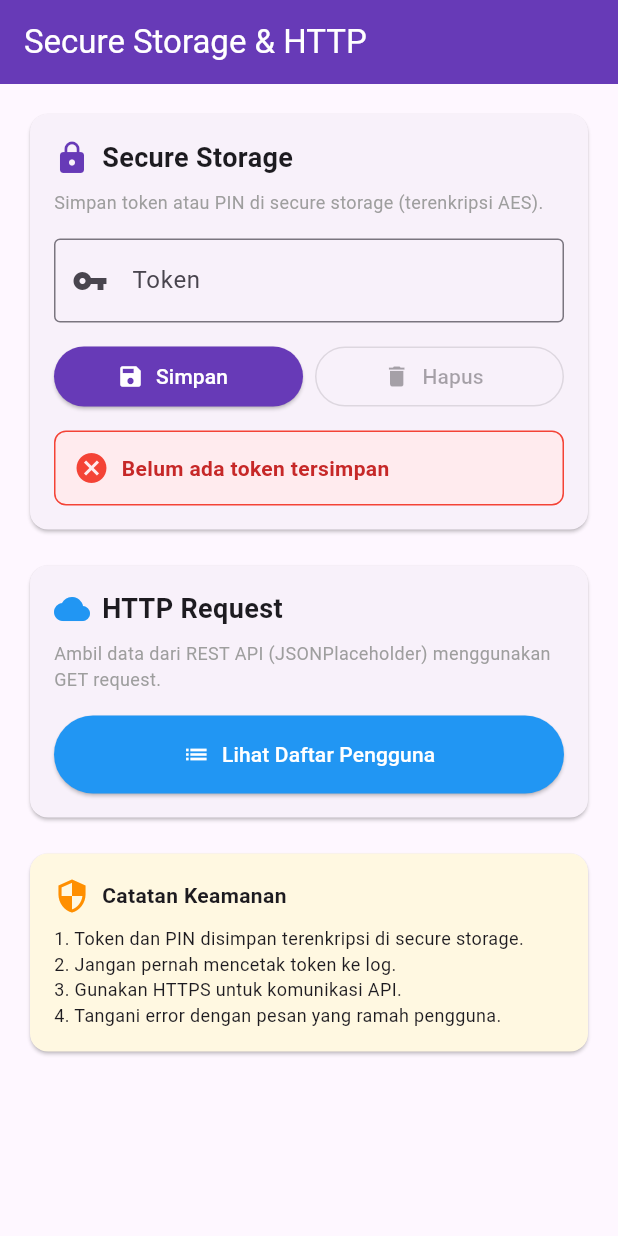
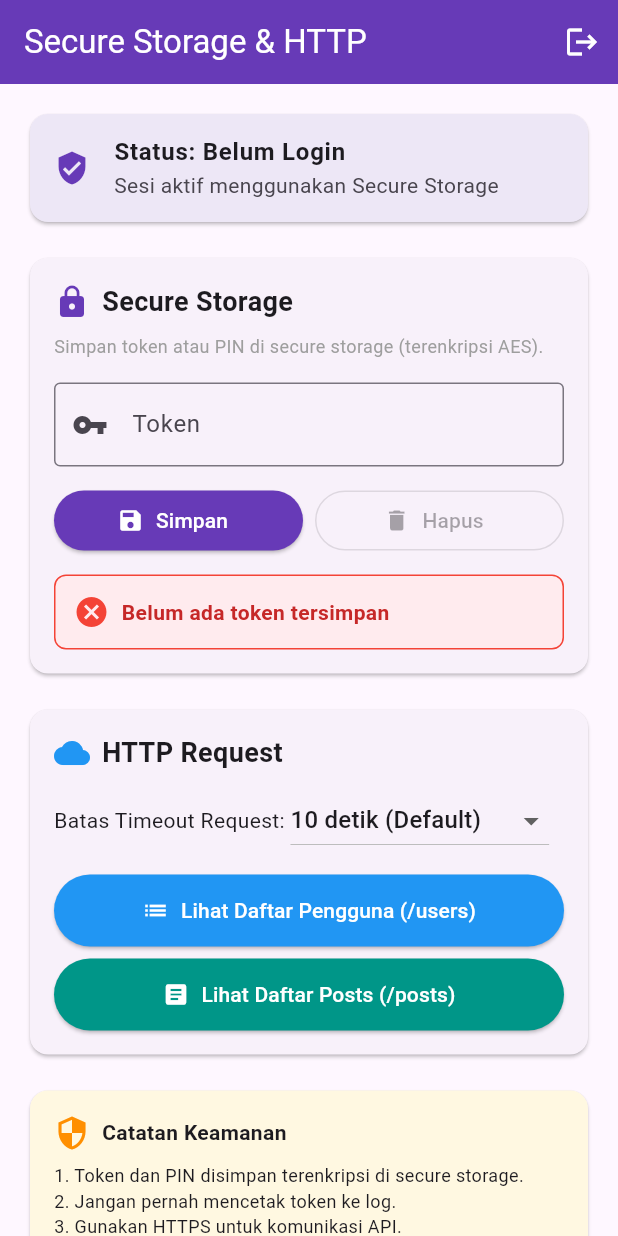
Before and after one commit to Dav-Serv/Pemrograman-Mobile, a Flutter app: the screen it shows after launch, on a phone screen of 412 x 824 dp. Run offline on Flutter 3.47's test engine with Material 3 defaults, Android fonts, the phone set to English and light mode, and no system bars; our stand-ins replace flutter_secure_storage.

Commit message:
latihan 1-5

```diff
--- a/lib/screens/home_screen.dart
+++ b/lib/screens/home_screen.dart
@@ -1,9 +1,13 @@
 import 'package:flutter/material.dart';
 import '../services/secure_storage_service.dart';
+import 'login_screen.dart';
+import 'post_list_screen.dart';
 import 'user_list_screen.dart';
 
 class HomeScreen extends StatefulWidget {
-  const HomeScreen({super.key});
+  final String? userEmail;
+  const HomeScreen({super.key, this.userEmail});
+
   @override
   State<HomeScreen> createState() => _HomeScreenState();
 }
@@ -13,6 +17,8 @@ class _HomeScreenState extends State<HomeScreen> {
   final TextEditingController _tokenController = TextEditingController();
   String? _savedToken;
   bool _hasToken = false;
+  int _selectedTimeout = 10;
+
   @override
   void initState() {
     super.initState();
@@ -44,9 +50,11 @@ class _HomeScreenState extends State<HomeScreen> {
       );
       return;
     }
+
     await _storageService.saveToken(_tokenController.text.trim());
     _tokenController.clear();
     await _checkToken();
+
     if (mounted) {
       ScaffoldMessenger.of(context).showSnackBar(
         const SnackBar(
@@ -60,6 +68,7 @@ class _HomeScreenState extends State<HomeScreen> {
   Future<void> _deleteToken() async {
     await _storageService.deleteToken();
     await _checkToken();
+
     if (mounted) {
       ScaffoldMessenger.of(context).showSnackBar(
         const SnackBar(
@@ -70,6 +79,40 @@ class _HomeScreenState extends State<HomeScreen> {
     }
   }
 
+  // Latihan 2: Konfirmasi Logout dengan showDialog
+  Future<void> _confirmLogout() async {
+    final confirm = await showDialog<bool>(
+      context: context,
+      builder: (context) => AlertDialog(
+        title: const Text('Konfirmasi Logout'),
+        content: const Text(
+          'Apakah Anda yakin ingin keluar dan menghapus token dari secure storage?',
+        ),
+        actions: [
+          TextButton(
+            onPressed: () => Navigator.pop(context, false),
+            child: const Text('Batal'),
+          ),
+          ElevatedButton(
+            onPressed: () => Navigator.pop(context, true),
+            style: ElevatedButton.styleFrom(backgroundColor: Colors.red),
+            child: const Text('Logout', style: TextStyle(color: Colors.white)),
+          ),
+        ],
+      ),
+    );
+
+    if (confirm == true) {
+      await _storageService.deleteToken();
+      if (mounted) {
+        Navigator.pushReplacement(
+          context,
+          MaterialPageRoute(builder: (context) => const LoginScreen()),
+        );
+      }
+    }
+  }
+
   @override
   Widget build(BuildContext context) {
     return Scaffold(
@@ -77,6 +120,13 @@ class _HomeScreenState extends State<HomeScreen> {
         title: const Text('Secure Storage & HTTP'),
         backgroundColor: Colors.deepPurple,
         foregroundColor: Colors.white,
+        actions: [
+          IconButton(
+            icon: const Icon(Icons.logout),
+            tooltip: 'Logout',
+            onPressed: _confirmLogout,
+          ),
+        ],
       ),
       body: SingleChildScrollView(
         child: Padding(
@@ -84,6 +134,24 @@ class _HomeScreenState extends State<HomeScreen> {
           child: Column(
             crossAxisAlignment: CrossAxisAlignment.stretch,
             children: [
+              // Status Login (Latihan 1)
+              Card(
+                color: Colors.deepPurple[50],
+                child: ListTile(
+                  leading: const Icon(Icons.verified_user, color: Colors.deepPurple),
+                  title: Text(
+                    _hasToken ? 'Status: Terautentikasi' : 'Status: Belum Login',
+                    style: const TextStyle(fontWeight: FontWeight.bold),
+                  ),
+                  subtitle: Text(
+                    widget.userEmail != null
+                        ? 'Akun: ${widget.userEmail}'
+                        : 'Sesi aktif menggunakan Secure Storage',
+                  ),
+                ),
+              ),
+              const SizedBox(height: 16),
+
               // Section 1: Secure Storage
               Card(
                 child: Padding(
@@ -91,11 +159,11 @@ class _HomeScreenState extends State<HomeScreen> {
                   child: Column(
                     crossAxisAlignment: CrossAxisAlignment.start,
                     children: [
-                      Row(
+                      const Row(
                         children: [
-                          const Icon(Icons.lock, color: Colors.deepPurple),
-                          const SizedBox(width: 8),
-                          const Text(
+                          Icon(Icons.lock, color: Colors.deepPurple),
+                          SizedBox(width: 8),
+                          Text(
                             'Secure Storage',
                             style: TextStyle(
                               fontSize: 18,
@@ -104,16 +172,12 @@ class _HomeScreenState extends State<HomeScreen> {
                           ),
                         ],
                       ),
-
                       const SizedBox(height: 8),
-
                       const Text(
                         'Simpan token atau PIN di secure storage (terenkripsi AES).',
                         style: TextStyle(fontSize: 12, color: Colors.grey),
                       ),
-
                       const SizedBox(height: 16),
-
                       TextField(
                         controller: _tokenController,
                         decoration: const InputDecoration(
@@ -123,9 +187,7 @@ class _HomeScreenState extends State<HomeScreen> {
                           border: OutlineInputBorder(),
                         ),
                       ),
-
                       const SizedBox(height: 12),
-
                       Row(
                         children: [
                           Expanded(
@@ -139,9 +201,7 @@ class _HomeScreenState extends State<HomeScreen> {
                               ),
                             ),
                           ),
-
                           const SizedBox(width: 8),
-
                           Expanded(
                             child: OutlinedButton.icon(
                               onPressed: _hasToken ? _deleteToken : null,
@@ -151,14 +211,11 @@ class _HomeScreenState extends State<HomeScreen> {
                           ),
                         ],
                       ),
-
                       const SizedBox(height: 12),
-
                       Container(
                         padding: const EdgeInsets.all(12),
                         decoration: BoxDecoration(
                           color: _hasToken ? Colors.green[50] : Colors.red[50],
-
                           borderRadius: BorderRadius.circular(8),
                           border: Border.all(
                             color: _hasToken ? Colors.green : Colors.red,
@@ -170,15 +227,12 @@ class _HomeScreenState extends State<HomeScreen> {
                               _hasToken ? Icons.check_circle : Icons.cancel,
                               color: _hasToken ? Colors.green : Colors.red,
                             ),
-
                             const SizedBox(width: 8),
-
                             Expanded(
                               child: Text(
                                 _hasToken
-                                    ? 'Token tersimpan: ${_savedToken!}...'
+                                    ? 'Token tersimpan: ${_savedToken!.length > 10 ? '${_savedToken!.substring(0, 10)}...' : _savedToken}'
                                     : 'Belum ada token tersimpan',
-
                                 style: TextStyle(
                                   color: _hasToken
                                       ? Colors.green[800]
@@ -195,18 +249,19 @@ class _HomeScreenState extends State<HomeScreen> {
                 ),
               ),
               const SizedBox(height: 16),
-              // Section 2: HTTP Request
+
+              // Section 2: HTTP Request (Latihan 3, 4, & 5)
               Card(
                 child: Padding(
                   padding: const EdgeInsets.all(16.0),
                   child: Column(
                     crossAxisAlignment: CrossAxisAlignment.start,
                     children: [
-                      Row(
+                      const Row(
                         children: [
-                          const Icon(Icons.cloud, color: Colors.blue),
-                          const SizedBox(width: 8),
-                          const Text(
+                          Icon(Icons.cloud, color: Colors.blue),
+                          SizedBox(width: 8),
+                          Text(
                             'HTTP Request',
                             style: TextStyle(
                               fontSize: 18,
@@ -215,17 +270,24 @@ class _HomeScreenState extends State<HomeScreen> {
                           ),
                         ],
                       ),
-
                       const SizedBox(height: 8),
-
-                      const Text(
-                        'Ambil data dari REST API (JSONPlaceholder) menggunakan GET request.',
-
-                        style: TextStyle(fontSize: 12, color: Colors.grey),
+                      Row(
+                        children: [
+                          const Text('Batas Timeout Request: '),
+                          DropdownButton<int>(
+                            value: _selectedTimeout,
+                            items: const [
+                              DropdownMenuItem(value: 1, child: Text('1 detik (Uji Timeout)')),
+                              DropdownMenuItem(value: 5, child: Text('5 detik')),
+                              DropdownMenuItem(value: 10, child: Text('10 detik (Default)')),
+                            ],
+                            onChanged: (val) {
+                              if (val != null) setState(() => _selectedTimeout = val);
+                            },
+                          ),
+                        ],
                       ),
-
-                      const SizedBox(height: 16),
-
+                      const SizedBox(height: 12),
                       SizedBox(
                         width: double.infinity,
                         child: ElevatedButton.icon(
@@ -233,18 +295,39 @@ class _HomeScreenState extends State<HomeScreen> {
                             Navigator.push(
                               context,
                               MaterialPageRoute(
-                                builder: (context) => const UserListScreen(),
+                                builder: (context) => UserListScreen(
+                                  timeout: Duration(seconds: _selectedTimeout),
+                                ),
                               ),
                             );
                           },
-
                           icon: const Icon(Icons.list),
-
-                          label: const Text('Lihat Daftar Pengguna'),
+                          label: const Text('Lihat Daftar Pengguna (/users)'),
                           style: ElevatedButton.styleFrom(
                             backgroundColor: Colors.blue,
                             foregroundColor: Colors.white,
-                            padding: const EdgeInsets.symmetric(vertical: 16),
+                            padding: const EdgeInsets.symmetric(vertical: 14),
+                          ),
+                        ),
+                      ),
+                      const SizedBox(height: 8),
+                      SizedBox(
+                        width: double.infinity,
+                        child: ElevatedButton.icon(
+                          onPressed: () {
+                            Navigator.push(
+                              context,
+                              MaterialPageRoute(
+                                builder: (context) => const PostListScreen(),
+                              ),
+                            );
+                          },
+                          icon: const Icon(Icons.article),
+                          label: const Text('Lihat Daftar Posts (/posts)'),
+                          style: ElevatedButton.styleFrom(
+                            backgroundColor: Colors.teal,
+                            foregroundColor: Colors.white,
+                            padding: const EdgeInsets.symmetric(vertical: 14),
                           ),
                         ),
                       ),
@@ -253,6 +336,7 @@ class _HomeScreenState extends State<HomeScreen> {
                 ),
               ),
               const SizedBox(height: 16),
+
               // Section 3: Catatan Keamanan
               Card(
                 color: Colors.amber[50],
@@ -267,14 +351,11 @@ class _HomeScreenState extends State<HomeScreen> {
                           const SizedBox(width: 8),
                           const Text(
                             'Catatan Keamanan',
-
                             style: TextStyle(fontWeight: FontWeight.bold),
                           ),
                         ],
                       ),
-
                       const SizedBox(height: 8),
-
                       const Text(
                         '1. Token dan PIN disimpan terenkripsi di secure storage.\n'
                         '2. Jangan pernah mencetak token ke log.\n'
--- a/lib/services/api_service.dart
+++ b/lib/services/api_service.dart
@@ -3,19 +3,23 @@ import 'dart:convert';
 import 'dart:io';
 import 'package:http/http.dart' as http;
 import '../models/user.dart';
+import '../models/post.dart';
 
 class ApiService {
   static const String _baseUrl = 'https://jsonplaceholder.typicode.com';
-  static const Duration _timeout = Duration(seconds: 10);
-  // GET /users
-  Future<List<User>> getUsers() async {
+
+  // Latihan 5: GET /users dengan timeout yang dapat dikonfigurasi
+  Future<List<User>> getUsers({
+    Duration timeout = const Duration(seconds: 10),
+  }) async {
     try {
-      print('Request GET: $_baseUrl/users');
+      print('Request GET: $_baseUrl/users (timeout: ${timeout.inSeconds}s)');
       final response = await http
           .get(Uri.parse('$_baseUrl/users'))
-          .timeout(_timeout);
-      // Logging aman: hanya status code
+          .timeout(timeout);
+
       print('Response status: ${response.statusCode}');
+
       if (response.statusCode == 200) {
         final List<dynamic> data = jsonDecode(response.body);
         return data.map((json) => User.fromJson(json)).toList();
@@ -25,7 +29,9 @@ class ApiService {
         );
       }
     } on TimeoutException {
-      throw Exception('Request timeout. Periksa koneksi internet Anda.');
+      throw Exception(
+        'Request timeout (${timeout.inSeconds} detik). Periksa koneksi internet Anda.',
+      );
     } on SocketException {
       throw Exception('Tidak ada koneksi internet. Periksa jaringan Anda.');
     } on FormatException {
@@ -35,40 +41,44 @@ class ApiService {
     }
   }
 
-  // GET /users/{id}
-  Future<User> getUserById(int id) async {
+  // Latihan 3: GET /posts
+  Future<List<Post>> getPosts({
+    Duration timeout = const Duration(seconds: 10),
+  }) async {
     try {
-      print('Request GET: $_baseUrl/users/$id');
+      print('Request GET: $_baseUrl/posts');
       final response = await http
-          .get(Uri.parse('$_baseUrl/users/$id'))
-          .timeout(_timeout);
+          .get(Uri.parse('$_baseUrl/posts'))
+          .timeout(timeout);
+
       print('Response status: ${response.statusCode}');
+
       if (response.statusCode == 200) {
-        final Map<String, dynamic> data = jsonDecode(response.body);
-        return User.fromJson(data);
+        final List<dynamic> data = jsonDecode(response.body);
+        return data.map((json) => Post.fromJson(json)).toList();
       } else {
         throw HttpException(
-          'Gagal memuat data. Status: ${response.statusCode}',
+          'Gagal memuat posts. Status: ${response.statusCode}',
         );
       }
     } on TimeoutException {
       throw Exception('Request timeout. Periksa koneksi internet Anda.');
     } on SocketException {
       throw Exception('Tidak ada koneksi internet. Periksa jaringan Anda.');
+    } on FormatException {
+      throw Exception('Format data posts tidak valid.');
     } catch (e) {
       throw Exception('Terjadi kesalahan: $e');
     }
   }
-  // Simulasi login untuk mendapatkan token
 
+  // Latihan 1: Simulasi login untuk mendapatkan token
   Future<String> login(String email, String password) async {
     try {
-      // Simulasi request login
       await Future.delayed(const Duration(seconds: 1));
       if (email.isNotEmpty && password.isNotEmpty) {
-        // Token dummy (dalam aplikasi nyata, ini dari server)
         final token = 'dummy_token_${DateTime.now().millisecondsSinceEpoch}';
-        // ✅ Logging aman: tidak mencetak token
+        // Logging aman: tidak mencetak token maupun password
         print('Login berhasil untuk email: $email');
         return token;
       } else {
@@ -83,6 +93,7 @@ class ApiService {
 class HttpException implements Exception {
   final String message;
   HttpException(this.message);
+
   @override
   String toString() => message;
 }
```
Also changed, not shown: analysis_options.yaml (+9 -0 lines), lib/models/post.dart (added, +22 -0 lines), lib/screens/login_screen.dart (added, +142 -0 lines), lib/screens/post_list_screen.dart (added, +109 -0 lines), lib/screens/user_list_screen.dart (+65 -16 lines), pubspec.lock.
